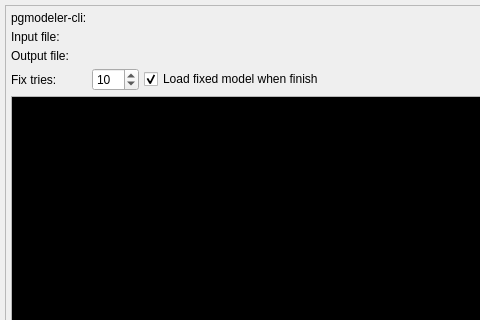
First picture: the form in libs/libgui/ui/tools/modelfixform.ui, repository pgmodeler/pgmodeler, before the edit; both pictures show x 0 to 480 and y 0 to 320 of the 650 by 660 pixel window.
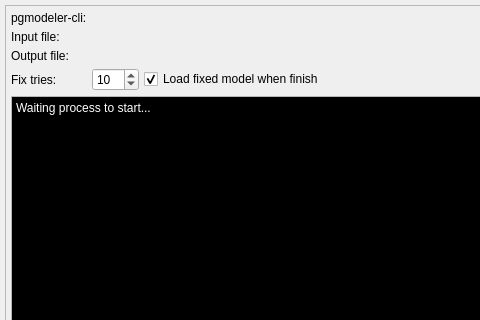
Second picture: the form after the edit. Icons and pictures are not drawn.

Commit message: Added the debug tab in ModelDatabaseDiffForm

Diff of the .ui file:
```diff
--- a/libs/libgui/ui/tools/modelfixform.ui
+++ b/libs/libgui/ui/tools/modelfixform.ui
@@ -433,6 +433,12 @@
         <property name="lineWrapMode">
          <enum>QPlainTextEdit::LineWrapMode::NoWrap</enum>
         </property>
+        <property name="readOnly">
+         <bool>true</bool>
+        </property>
+        <property name="plainText">
+         <string>Waiting process to start...</string>
+        </property>
        </widget>
       </item>
      </layout>
```
The commit also changes 7 other files.
